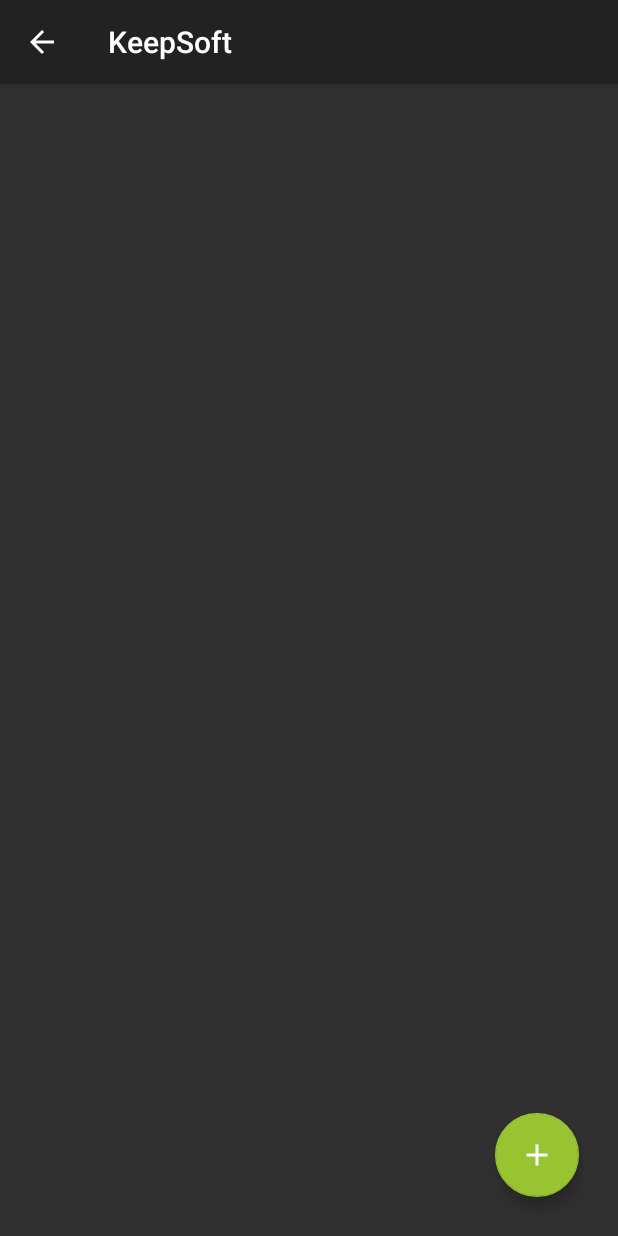
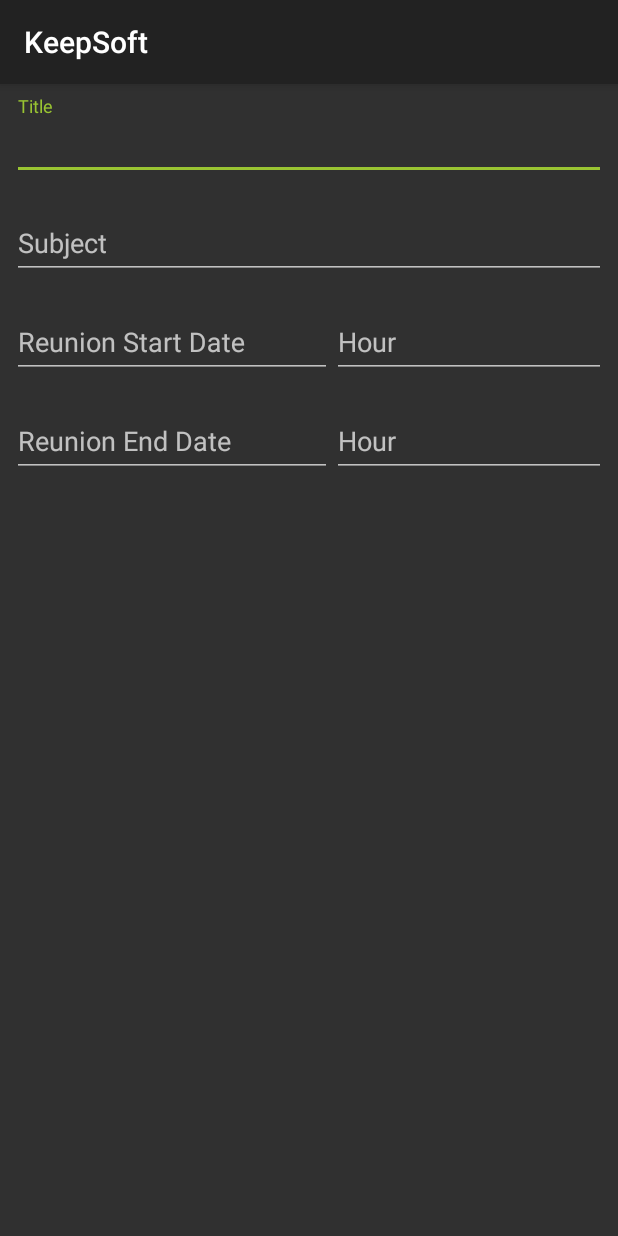
Before and after one commit to ViniPequeno/KeepSoft, an Android app: the ReuniaoActivity screen opened directly, with no data from a screen before it, after a tap on an icon or button, on a phone screen of 412 x 824 dp. Run offline under Robolectric (Android 15) with nearby library versions, the phone set to English and light mode, and no system bars; 2 statements that could not run were skipped.

```diff
--- a/app/src/main/java/nescaupower/br/com/keepsoft/Controller/ReuniaoController.java
+++ b/app/src/main/java/nescaupower/br/com/keepsoft/Controller/ReuniaoController.java
@@ -22,9 +22,7 @@ public class ReuniaoController {
     }
 
     public void atualizar(Reuniao reuniao) {
-        SimpleDateFormat format = new SimpleDateFormat("yyyy-MM-dd'T'HH:mm:ss'Z'");
-        format.setTimeZone(TimeZone.getTimeZone("GMT-4:00"));
-
+        SimpleDateFormat format = new SimpleDateFormat("yyyy-MM-dd");
         reuniao.setDataInicioFormat(format.format(reuniao.getDataInicio()));
         reuniao.setDataFimFormat(format.format(reuniao.getDataFim()));
 
@@ -32,8 +30,7 @@ public class ReuniaoController {
     }
 
     public boolean cadastrar(Reuniao reuniao) {
-        SimpleDateFormat format = new SimpleDateFormat("yyyy-MM-dd'T'HH:mm:ss'Z'");
-        format.setTimeZone(TimeZone.getTimeZone("GMT-4:00"));
+        SimpleDateFormat format = new SimpleDateFormat("yyyy-MM-dd");
 
         reuniao.setDataInicioFormat(format.format(reuniao.getDataInicio()));
         reuniao.setDataFimFormat(format.format(reuniao.getDataFim()));
@@ -55,7 +52,17 @@ public class ReuniaoController {
     }
 
     public List<Reuniao> listarPorProjeto(Long codProjeto) {
-        return reuniaoDAO.findByProjectID(codProjeto);
+        List<Reuniao> reuniaoList= reuniaoDAO.findByProjectID(codProjeto);
+        SimpleDateFormat format = new SimpleDateFormat("yyyy-MM-dd");
+        for(int i = 0; i<reuniaoList.size(); i++){
+            try {
+                reuniaoList.get(i).setDataInicio(format.parse(reuniaoList.get(i).getDataInicioFormat()));
+                reuniaoList.get(i).setDataFim(format.parse(reuniaoList.get(i).getDataFimFormat()));
+            } catch (ParseException e) {
+                e.printStackTrace();
+            }
+        }
+        return  reuniaoList;
     }
 
     public List<Reuniao> listarTodos() {
--- a/app/src/main/java/nescaupower/br/com/keepsoft/Factory/BD/DAO/ReuniaoDAO.java
+++ b/app/src/main/java/nescaupower/br/com/keepsoft/Factory/BD/DAO/ReuniaoDAO.java
@@ -61,7 +61,7 @@ public class ReuniaoDAO {
         for(Reuniao reuniao : reunaioes){
             String tJson = new Gson().toJson(reuniao);
             try {
-                new HttpService().execute("api/reuniao", "Post", tJson).get();
+                new HttpService().execute("/reuniao", "Post", tJson).get();
             } catch (InterruptedException e) {
                 e.printStackTrace();
             } catch (ExecutionException e) {
@@ -74,7 +74,7 @@ public class ReuniaoDAO {
         for(Reuniao reuniao : reunaioes){
             String tJson = new Gson().toJson(reuniao);
             try {
-                new HttpService().execute("api/reuniao/"+reuniao.getId(), "Put", tJson).get();
+                new HttpService().execute("/reuniao/"+reuniao.getId(), "Put", tJson).get();
             } catch (InterruptedException e) {
                 e.printStackTrace();
             } catch (ExecutionException e) {
--- a/app/src/main/java/nescaupower/br/com/keepsoft/Factory/BD/Database/HttpService.java
+++ b/app/src/main/java/nescaupower/br/com/keepsoft/Factory/BD/Database/HttpService.java
@@ -11,7 +11,7 @@ import java.net.URL;
 import java.util.Scanner;
 
 public class HttpService extends AsyncTask<String, Void, String> {
-    private final String IP = "10.100.45.240";
+    private final String IP = "192.168.0.26";
     private final String PORTA = "8000";
     private final String URL = "http://"+IP+":"+PORTA+"/api";
     private StringBuilder resposta;
--- a/app/src/main/java/nescaupower/br/com/keepsoft/Views/Projeto/DetalhesProjetoActivity.java
+++ b/app/src/main/java/nescaupower/br/com/keepsoft/Views/Projeto/DetalhesProjetoActivity.java
@@ -27,6 +27,7 @@ import nescaupower.br.com.keepsoft.Factory.Model.Usuario;
 import nescaupower.br.com.keepsoft.R;
 import nescaupower.br.com.keepsoft.Views.Equipe.DetalhesMembroActivity;
 import nescaupower.br.com.keepsoft.Views.Equipe.EquipeFragment;
+import nescaupower.br.com.keepsoft.Views.Reuniao.ReuniaoActivity;
 import nescaupower.br.com.keepsoft.Views.Sprint.SprintFragment;
 import nescaupower.br.com.keepsoft.Views.Status.StatusActivity;
 import nescaupower.br.com.keepsoft.Views.TabAdapter;
@@ -154,7 +155,8 @@ public class DetalhesProjetoActivity extends AppCompatActivity implements
         }
         if(id == R.id.action_reuniao){
             if(perfil.getPerfil() == nescaupower.br.com.keepsoft.Enum.Perfil.SCRUM_MASTER){
-
+                intent = new Intent(DetalhesProjetoActivity.this, ReuniaoActivity.class);
+                startActivity(intent);
             }else{
                 Toast.makeText(this, "Você não tem permissão", Toast.LENGTH_SHORT).show();
             }
--- /dev/null
+++ b/app/src/main/java/nescaupower/br/com/keepsoft/Views/Reuniao/CadastrarReuniao.java
@@ -0,0 +1,209 @@
+package nescaupower.br.com.keepsoft.Views.Reuniao;
+
+import android.app.DatePickerDialog;
+import android.app.TimePickerDialog;
+import android.content.Intent;
+import android.support.constraint.ConstraintLayout;
+import android.support.v7.app.AppCompatActivity;
+import android.os.Bundle;
+import android.view.View;
+import android.widget.EditText;
+import android.widget.Toast;
+
+import java.text.ParseException;
+import java.text.SimpleDateFormat;
+import java.util.Calendar;
+import java.util.Date;
+import java.util.GregorianCalendar;
+
+import nescaupower.br.com.keepsoft.Controller.ReuniaoController;
+import nescaupower.br.com.keepsoft.Factory.Model.Projeto;
+import nescaupower.br.com.keepsoft.Factory.Model.Reuniao;
+import nescaupower.br.com.keepsoft.R;
+import nescaupower.br.com.keepsoft.Views.Sprint.CadastroSprintActivity;
+
+public class CadastrarReuniao extends AppCompatActivity {
+
+    private ConstraintLayout root;
+    private Calendar dataAtual = Calendar.getInstance();
+    private EditText txtReuniaoTitulo;
+    private EditText txtReuniaoAssunto;
+    private EditText txtReuniaoDataInicio;
+    private EditText txtReuniaoDataFim;
+    private EditText txtReuniaoHoraInicio;
+    private EditText txtReuniaoHoraFim;
+    private ReuniaoController rc;
+
+
+    private DatePickerDialog dialogDataInicio, dialogDataFim;
+    private DatePickerDialog.OnDateSetListener listenerDataSelecionadaDataInicio, listenerDataSelecionadaDataFim;
+    private DatePickerDialog.OnCancelListener listenerSelecaoCanceladaDataInicio, listenerSelecaoCanceladaDataFim;
+
+    private TimePickerDialog dialogHoraInicio, dialogHoraFim;
+    private TimePickerDialog.OnTimeSetListener listenerHoraDataInicio, listenerHoraDataFim;
+    private TimePickerDialog.OnCancelListener listenerHoraDataInicioC, listenerHoraDataFimC;
+
+    @Override
+    protected void onCreate(Bundle savedInstanceState) {
+        super.onCreate(savedInstanceState);
+        setContentView(R.layout.activity_cadastrar_reuniao);
+
+        root =findViewById(R.id.reuniao);
+
+        rc = new ReuniaoController();
+
+        txtReuniaoTitulo = findViewById(R.id.txtNomeReuniao);
+        txtReuniaoAssunto = findViewById(R.id.txtAssuntoReuniao);
+        //Datas
+        txtReuniaoDataInicio = findViewById(R.id.txtReuniaoDataInicio);
+        txtReuniaoDataFim = findViewById(R.id.txtReuniaoDataFim);
+
+        txtReuniaoHoraInicio = findViewById(R.id.txtReuniaoHoraInicio);
+        txtReuniaoHoraFim = findViewById(R.id.txtReuniaoHoraFim);
+
+        /////////////
+        txtReuniaoHoraInicio.setOnFocusChangeListener((v, hasFocus) ->{
+            if(hasFocus){
+                dialogHoraInicio.show();
+            }
+        });
+
+        listenerHoraDataInicio = (view, hour, minute) ->{
+            String hora = ""+hour;
+            if(hour < 10){
+                hora = "0"+hour;
+            }
+            String minutos = ""+minute;
+            if(minute < 10){
+                minutos = "0"+minute;
+            }
+            txtReuniaoHoraInicio.setText(hora + ":" +minutos);
+            root.clearFocus();
+        };
+
+        listenerHoraDataInicioC = dialogInterface -> root.clearFocus();
+
+        dialogHoraInicio = new TimePickerDialog(CadastrarReuniao.this, listenerHoraDataInicio, 12, 0, true);
+        dialogHoraInicio.setOnCancelListener(listenerHoraDataInicioC);;
+        /////
+
+
+        ///////////// Hora FIM
+        txtReuniaoHoraFim.setOnFocusChangeListener((v, hasFocus) ->{
+            if(hasFocus){
+                dialogHoraFim.show();
+            }
+        });
+
+        listenerHoraDataFim = (view, hour, minute) ->{
+            String hora = ""+hour;
+            if(hour < 10){
+                hora = "0"+hour;
+            }
+            String minutos = ""+minute;
+            if(minute < 10){
+                minutos = "0"+minute;
+            }
+            txtReuniaoHoraFim.setText(hora + ":" +minutos);
+            root.clearFocus();
+        };
+
+        listenerHoraDataFimC = dialogInterface -> root.clearFocus();
+
+        dialogHoraFim =
+                new TimePickerDialog(CadastrarReuniao.this, listenerHoraDataFim,
+                        12, 00, true);
+        dialogHoraFim.setOnCancelListener(listenerHoraDataFimC);;
+        /////
+
+
+        txtReuniaoDataInicio.setOnFocusChangeListener((v, hasFocus) -> {
+            if (hasFocus) {
+                dialogDataInicio.show();
+            }
+        });
+
+        //TODO: ajustar foco após selecionar data
+        listenerDataSelecionadaDataInicio = (view, year, month, dayOfMonth) -> {
+            SimpleDateFormat sdf = new SimpleDateFormat("dd/MM/yyyy");
+            Date data = new GregorianCalendar(year, month, dayOfMonth).getTime();
+            txtReuniaoDataInicio.setText(sdf.format(data));
+            root.clearFocus();
+            dialogHoraInicio.show();
+        };
+
+        listenerSelecaoCanceladaDataInicio = dialogInterface -> root.clearFocus();
+
+        dialogDataInicio = new DatePickerDialog(CadastrarReuniao.this, listenerDataSelecionadaDataInicio, dataAtual
+                .get(Calendar.YEAR), dataAtual.get(Calendar.MONTH), dataAtual.get(Calendar.DAY_OF_MONTH));
+        dialogDataInicio.setOnCancelListener(listenerSelecaoCanceladaDataInicio);
+
+        txtReuniaoDataFim.setOnFocusChangeListener((v, hasFocus) -> {
+            if (hasFocus) {
+                dialogDataFim.show();
+            }
+        });
+        //TODO: ajustar foco após selecionar data
+        listenerDataSelecionadaDataFim = (view, year, month, dayOfMonth) -> {
+            SimpleDateFormat sdf = new SimpleDateFormat("dd/MM/yyyy");
+            Date data = new GregorianCalendar(year, month, dayOfMonth).getTime();
+            txtReuniaoDataFim.setText(sdf.format(data));
+            root.clearFocus();
+            dialogDataFim.show();
+        };
+        listenerSelecaoCanceladaDataFim = dialogInterface -> root.clearFocus();
+
+        dialogDataFim = new DatePickerDialog(CadastrarReuniao.this, listenerDataSelecionadaDataFim, dataAtual
+                .get(Calendar.YEAR), dataAtual.get(Calendar.MONTH), dataAtual.get(Calendar.DAY_OF_MONTH));
+        dialogDataFim.setOnCancelListener(listenerSelecaoCanceladaDataFim);
+    }
+
+    public void cadastrar(View view) {
+        if (txtReuniaoTitulo.getText().toString() == "") {
+            Toast.makeText(this, "A reunião deve ter um nome", Toast.LENGTH_SHORT).show();
+            return;
+        } else if (txtReuniaoAssunto.getText().toString() == "") {
+            Toast.makeText(this, "A reunião deve ter um assunto", Toast.LENGTH_SHORT).show();
+            return;
+        } else if (txtReuniaoDataInicio.getText().toString() == "") {
+            Toast.makeText(this, "A reunião deve ter uma data de início", Toast.LENGTH_SHORT).show();
+            return;
+        } else if (txtReuniaoDataFim.getText().toString() == "") {
+            Toast.makeText(this, "A reunião deve ter uma data de finalização", Toast.LENGTH_SHORT).show();
+            return;
+        } else if (txtReuniaoHoraInicio.getText().toString() == "") {
+            Toast.makeText(this, "A reunião deve ter uma hora de início", Toast.LENGTH_SHORT).show();
+            return;
+        }else if (txtReuniaoHoraFim.getText().toString() == "") {
+            Toast.makeText(this, "A reunião deve ter uma hora de finalização", Toast.LENGTH_SHORT).show();
+            return;
+        }
+
+        Reuniao r = new Reuniao();
+        r.setNome(txtReuniaoTitulo.getText().toString());
+        r.setAssunto(txtReuniaoAssunto.getText().toString());
+        r.setHoraInicioFormat(txtReuniaoHoraInicio.getText().toString());
+        r.setHoraFimFormat(txtReuniaoHoraFim.getText().toString());
+        try {
+            r.setDataInicio(new SimpleDateFormat("dd/MM/yyyy").parse(txtReuniaoDataInicio.getText().toString()));
+        } catch ( ParseException e ) {
+            e.printStackTrace();
+        }
+
+        try {
+            r.setDataFim(new SimpleDateFormat("dd/MM/yyyy").parse(txtReuniaoDataFim.getText().toString()));
+        } catch ( ParseException e ) {
+            e.printStackTrace();
+        }
+
+        r.setProjeto(Projeto.getUltimoProjetoUsado());
+
+        if(rc.cadastrar(r)){
+            Intent i = new Intent(CadastrarReuniao.this, ReuniaoActivity.class);
+            startActivity(i);
+            CadastrarReuniao.this.finish();
+        }else{
+            Toast.makeText(this, "Reunião já existe", Toast.LENGTH_SHORT).show();
+        }
+    }
+}
--- a/app/src/main/java/nescaupower/br/com/keepsoft/Views/Reuniao/ReuniaoActivity.java
+++ b/app/src/main/java/nescaupower/br/com/keepsoft/Views/Reuniao/ReuniaoActivity.java
@@ -35,8 +35,8 @@ public class ReuniaoActivity extends AppCompatActivity {
         rv = findViewById(R.id.ReuniaoRV);
         rv.setLayoutManager(layoutManager);
 
-        //StatusRVAdapter adapter = new StatusRVAdapter(getApplicationContext(), listStatus);
-        //rv.setAdapter(adapter);
+        ReuniaoRVAdapter adapter = new ReuniaoRVAdapter(getApplicationContext(), reuniaos);
+        rv.setAdapter(adapter);
 
         btnCadastrar = findViewById(R.id.btnCadastrarReuniao);
         btnCadastrar.setOnClickListener(view -> cadastrar());
@@ -45,13 +45,13 @@ public class ReuniaoActivity extends AppCompatActivity {
     @Override
     public void onResume() {
         super.onResume();
-        //StatusRVAdapter adapter = (StatusRVAdapter) rv.getAdapter();
-        //adapter.setStatusList(listStatus = sc.getAllFindByProjeto(projeto.getCodigo()));
-        //adapter.notifyDataSetChanged();
+        ReuniaoRVAdapter adapter = (ReuniaoRVAdapter) rv.getAdapter();
+        adapter.setReuniaoList(reuniaos = rc.listarPorProjeto(projeto.getCodigo()));
+        adapter.notifyDataSetChanged();
     }
 
     private void cadastrar() {
-        //Intent i = new Intent(StatusActivity.this, CadastrarStatus.class);
-        //startActivity(i);
+        Intent i = new Intent(ReuniaoActivity.this, CadastrarReuniao.class);
+        startActivity(i);
     }
 }
--- a/app/src/main/java/nescaupower/br/com/keepsoft/Views/Sprint/CadastroSprintActivity.java
+++ b/app/src/main/java/nescaupower/br/com/keepsoft/Views/Sprint/CadastroSprintActivity.java
@@ -31,6 +31,7 @@ public class CadastroSprintActivity extends AppCompatActivity {
     private EditText txtDataInicio;
     private EditText txtDataFim;
     private SprintController pc;
+    private Projeto projeto;
     private DatePickerDialog dialogDataInicio, dialogDataFim;
     private DatePickerDialog.OnDateSetListener listenerDataSelecionadaDataInicio, listenerDataSelecionadaDataFim;
     private DatePickerDialog.OnCancelListener listenerSelecaoCanceladaDataInicio, listenerSelecaoCanceladaDataFim;
--- /dev/null
+++ b/app/src/main/res/layout/activity_cadastrar_reuniao.xml
@@ -0,0 +1,126 @@
+<?xml version="1.0" encoding="utf-8"?>
+<ScrollView xmlns:android="http://schemas.android.com/apk/res/android"
+    xmlns:app="http://schemas.android.com/apk/res-auto"
+    android:layout_width="match_parent"
+    android:layout_height="match_parent"
+    android:layout_margin="0dp"
+    android:descendantFocusability="beforeDescendants"
+    android:fillViewport="true"
+    android:focusable="true"
+    android:focusableInTouchMode="true">
+
+    <android.support.constraint.ConstraintLayout
+        android:id="@+id/reuniao"
+        android:layout_width="match_parent"
+        android:layout_height="wrap_content">
+
+        <LinearLayout
+            android:layout_width="match_parent"
+            android:layout_height="match_parent"
+            android:orientation="vertical"
+            android:padding="8dp"
+            app:layout_constraintBottom_toBottomOf="parent"
+            app:layout_constraintEnd_toEndOf="parent"
+            app:layout_constraintHorizontal_bias="0.0"
+            app:layout_constraintStart_toStartOf="parent"
+            app:layout_constraintTop_toTopOf="parent"
+            app:layout_constraintVertical_bias="0.0">
+
+            <android.support.design.widget.TextInputLayout
+                android:layout_width="match_parent"
+                android:layout_height="wrap_content">
+
+                <android.support.design.widget.TextInputEditText
+                    android:id="@+id/txtNomeReuniao"
+                    android:layout_width="match_parent"
+                    android:layout_height="wrap_content"
+                    android:ems="10"
+                    android:hint="@string/title"
+                    android:inputType="textPersonName" />
+            </android.support.design.widget.TextInputLayout>
+
+            <android.support.design.widget.TextInputLayout
+                android:layout_width="match_parent"
+                android:layout_height="wrap_content"
+                android:layout_marginTop="10dp">
+
+                <android.support.design.widget.TextInputEditText
+                    android:id="@+id/txtAssuntoReuniao"
+                    android:layout_width="match_parent"
+                    android:layout_height="wrap_content"
+                    android:ems="10"
+                    android:hint="@string/assunto"
+                    android:inputType="textMultiLine"
+                    android:singleLine="false" />
+            </android.support.design.widget.TextInputLayout>
+
+        <LinearLayout
+            android:layout_width="wrap_content"
+            android:layout_height="wrap_content"
+            android:orientation="horizontal">
+
+            <android.support.design.widget.TextInputLayout
+                android:layout_width="match_parent"
+                android:layout_height="wrap_content"
+                android:layout_marginTop="10dp">
+
+                <android.support.design.widget.TextInputEditText
+                    android:id="@+id/txtReuniaoDataInicio"
+                    android:layout_width="match_parent"
+                    android:layout_height="wrap_content"
+                    android:ems="10"
+                    android:hint="@string/reuniao_start_date"
+                    android:inputType="date" />
+            </android.support.design.widget.TextInputLayout>
+
+            <android.support.design.widget.TextInputLayout
+                android:layout_width="match_parent"
+                android:layout_height="wrap_content"
+                android:layout_marginTop="10dp">
+
+                <android.support.design.widget.TextInputEditText
+                    android:id="@+id/txtReuniaoHoraInicio"
+                    android:layout_width="match_parent"
+                    android:layout_height="wrap_content"
+                    android:ems="10"
+                    android:hint="@string/reuniao_start_hour"
+                    android:inputType="datetime" />
+            </android.support.design.widget.TextInputLayout>
+
+        </LinearLayout>
+        <LinearLayout
+            android:layout_width="wrap_content"
+            android:layout_height="wrap_content"
+            android:orientation="horizontal">
+            <android.support.design.widget.TextInputLayout
+                android:layout_width="match_parent"
+                android:layout_height="wrap_content"
+                android:layout_marginTop="10dp">
+
+                <android.support.design.widget.TextInputEditText
+                    android:id="@+id/txtReuniaoDataFim"
+                    android:layout_width="match_parent"
+                    android:layout_height="wrap_content"
+                    android:ems="10"
+                    android:hint="@string/reuniao_end_date"
+                    android:inputType="date" />
+            </android.support.design.widget.TextInputLayout>
+
+
+            <android.support.design.widget.TextInputLayout
+                android:layout_width="match_parent"
+                android:layout_height="wrap_content"
+                android:layout_marginTop="10dp">
+
+                <android.support.design.widget.TextInputEditText
+                    android:id="@+id/txtReuniaoHoraFim"
+                    android:layout_width="match_parent"
+                    android:layout_height="wrap_content"
+                    android:ems="10"
+                    android:hint="@string/reuniao_end_hour"
+                    android:inputType="datetime" />
+            </android.support.design.widget.TextInputLayout>
+        </LinearLayout>
+        </LinearLayout>
+    </android.support.constraint.ConstraintLayout>
+</ScrollView>
--- a/app/src/main/res/values/strings.xml
+++ b/app/src/main/res/values/strings.xml
@@ -171,4 +171,10 @@
     <string name="delete_account_confirm">Are you sure you want to delete your account?</string>
     <string name="action_reuniao">Reunion</string>
     <string name="title_activity_cadastro_tarefa">Tasks</string>
+    <string name="assunto">Subject</string>
+    <string name="reuniao_start_date">Reunion Start Date</string>
+    <string name="reuniao_end_date">Reunion End Date</string>
+    <string name="add_reuniao">Add Reunion</string>
+    <string name="reuniao_start_hour">Hour</string>
+    <string name="reuniao_end_hour">Hour</string>
 </resources>
```
Also changed, not shown: app/src/main/AndroidManifest.xml (+10 -1 lines), app/src/main/java/nescaupower/br/com/keepsoft/Factory/Model/Reuniao.java (+18 -0 lines), app/src/main/java/nescaupower/br/com/keepsoft/Views/Reuniao/DetalhesReuniao.java (added, +15 -0 lines), app/src/main/java/nescaupower/br/com/keepsoft/Views/Reuniao/ReuniaoRVAdapter.java (added, +97 -0 lines), app/src/main/res/layout/activity_detalhes_reuniao.xml (added, +9 -0 lines), app/src/main/res/layout/activity_reuniao_model.xml (added, +67 -0 lines), 1 other file.
